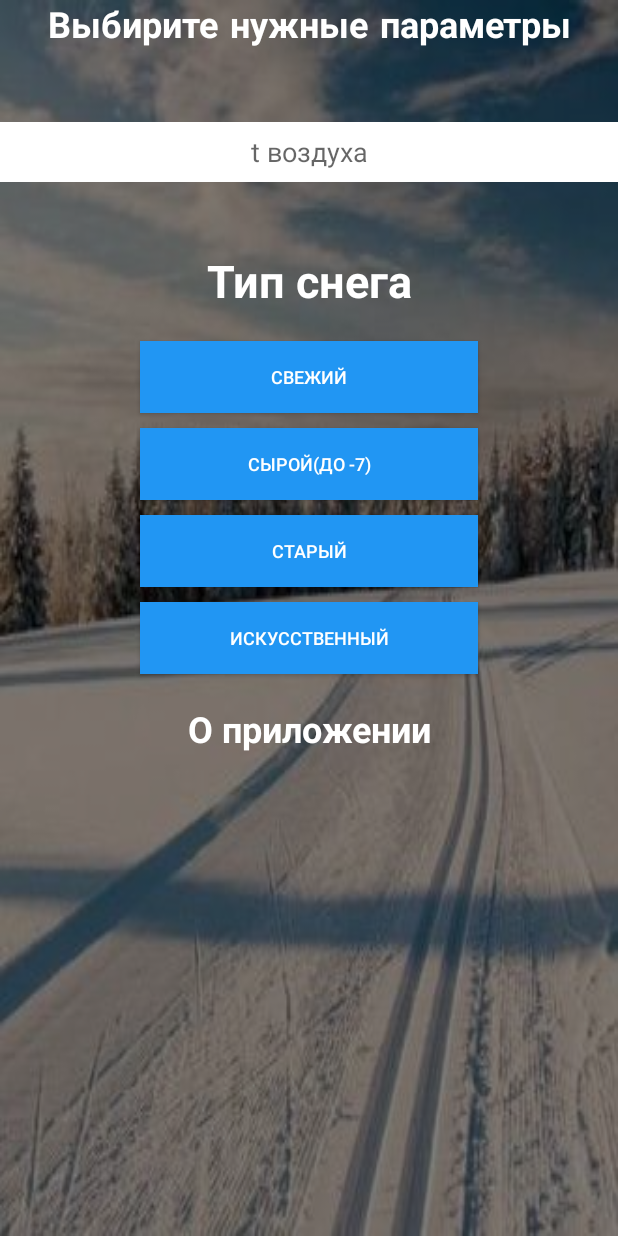
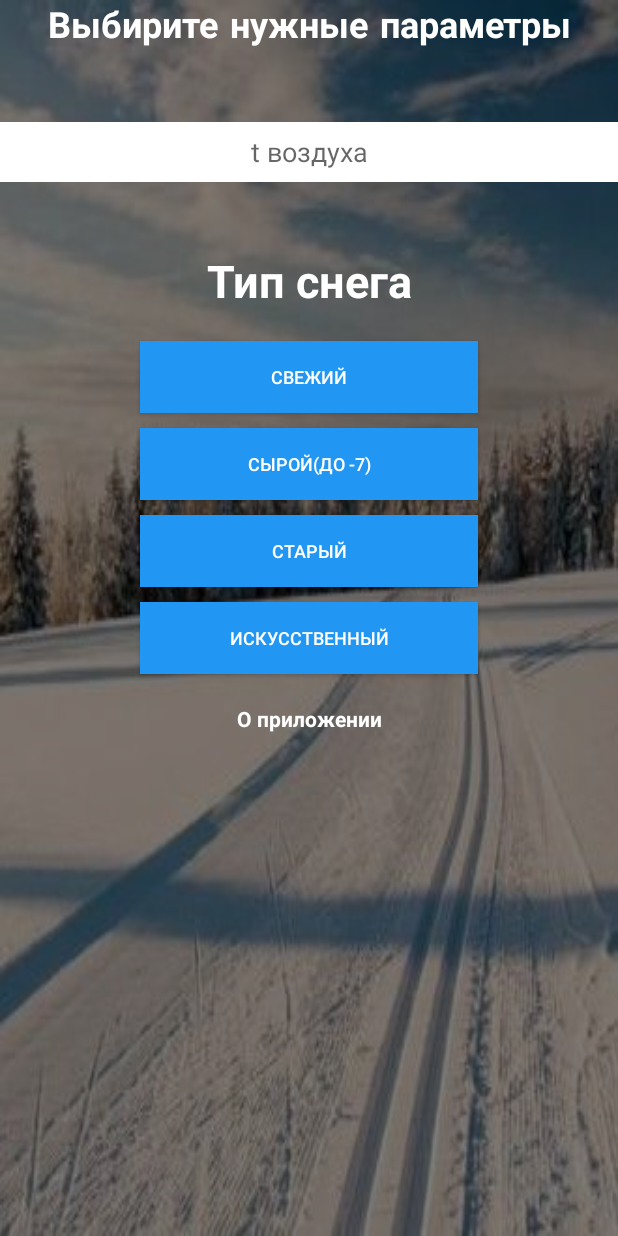
Before and after one commit to DmiriiKalugin/SkiFoercaster, an Android app: the screen it shows after launch (SkiForecaster), on a phone screen of 412 x 824 dp. Run offline under Robolectric (Android 15) with nearby library versions, the phone set to English and light mode, and no system bars.

Commit message:
Creating 24 hours

```diff
--- a/app/src/main/AndroidManifest.xml
+++ b/app/src/main/AndroidManifest.xml
@@ -9,7 +9,9 @@
         android:roundIcon="@mipmap/ic_ski_forecaster"
         android:supportsRtl="true"
         android:theme="@style/AppTheme">
-        <activity android:name=".about.About"></activity>
+        <activity
+            android:name=".about.About"
+            android:theme="@style/Theme.AppCompat.Light.NoActionBar"></activity>
         <activity
             android:name=".condition.Arcificial"
             android:theme="@style/Theme.AppCompat.Light.NoActionBar" />
--- a/app/src/main/java/ru/dkalugin/ski_forecaster/ski_forecaster/SkiForecaster.java
+++ b/app/src/main/java/ru/dkalugin/ski_forecaster/ski_forecaster/SkiForecaster.java
@@ -133,11 +133,12 @@ public class   SkiForecaster extends AppCompatActivity  implements View.OnClickL
         ed_time = time.edit();
 
         if (preferences.getInt(PREFERENCE_NAME, 0) < 5) {
-            ed_time.clear();
-            ed_time.apply();
+
             if (value == 4) {
                 run_more = "Это последний просмотр";
                 Toast.makeText(this, run_more, Toast.LENGTH_SHORT).show();
+                ed_time.clear();
+                ed_time.apply();
             }
             value++;
             if(value == 5){
--- a/app/src/main/res/layout/activity_about.xml
+++ b/app/src/main/res/layout/activity_about.xml
@@ -31,7 +31,7 @@
                 android:text="@string/about"
                 android:textAlignment="center"
                 android:textColor="@color/colorPrimaryWhite"
-                android:textSize="24sp"
+                android:textSize="14sp"
                 android:textStyle="bold"
                 app:layout_constraintEnd_toEndOf="parent"
                 app:layout_constraintStart_toStartOf="parent"
--- a/app/src/main/res/layout/activity_ski_forecaster.xml
+++ b/app/src/main/res/layout/activity_ski_forecaster.xml
@@ -110,10 +110,11 @@
                 android:layout_marginLeft="93dp"
                 android:layout_marginTop="20dp"
                 android:layout_marginRight="93dp"
+                android:layout_marginBottom="30dp"
                 android:text="@string/about"
                 android:textAlignment="center"
                 android:textColor="@color/colorPrimaryWhite"
-                android:textSize="24sp"
+                android:textSize="14sp"
                 android:textStyle="bold" />
 
         </LinearLayout>
```
